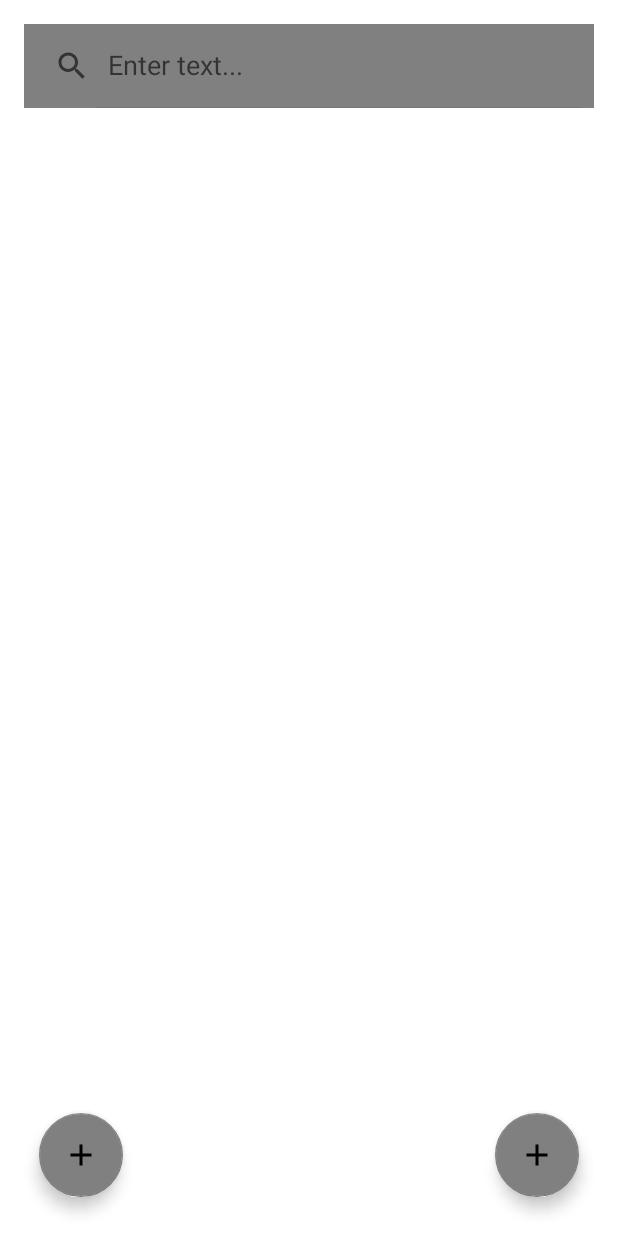
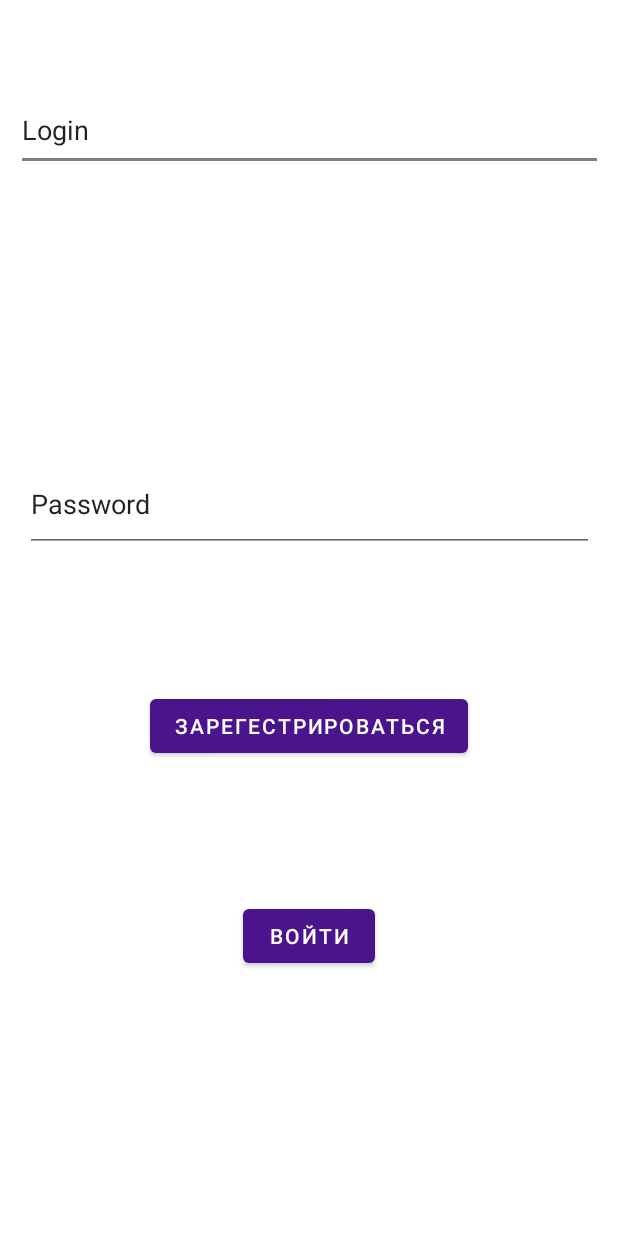
Before and after one commit to EEEEgggoor/NOTE_PROJECT, an Android app: the screen it shows after launch (MainActivity before the commit, LoginActivity after it), on a phone screen of 412 x 824 dp. Run offline under Robolectric (Android 15) with nearby library versions, the phone set to English and light mode, and no system bars; our stand-ins replace Firebase (no records; nobody signed in at launch, a user with empty details on screens opened directly).

```diff
--- /dev/null
+++ b/app/src/main/java/com/glv/note_project/LoginActivity.java
@@ -0,0 +1,155 @@
+package com.glv.note_project;
+
+import androidx.annotation.NonNull;
+import androidx.appcompat.app.AppCompatActivity;
+
+import android.content.Intent;
+import android.os.Bundle;
+import android.text.TextUtils;
+import android.view.View;
+import android.widget.Button;
+import android.widget.EditText;
+import android.widget.TextView;
+import android.widget.Toast;
+
+
+import com.google.android.gms.tasks.OnCompleteListener;
+import com.google.android.gms.tasks.Task;
+import com.google.firebase.auth.AuthResult;
+import com.google.firebase.auth.FirebaseAuth;
+import com.google.firebase.auth.FirebaseUser;
+
+public class LoginActivity extends AppCompatActivity {
+    private TextView your_name_text;
+    private EditText login, pass;
+    private Button logIN, sigIN, main_act_btn, singOut;
+    private FirebaseAuth mAuth;
+    private String requesrQode;
+
+    @Override
+    protected void onCreate(Bundle savedInstanceState) {
+        super.onCreate(savedInstanceState);
+
+        setContentView(R.layout.activity_login);
+        login = findViewById(R.id.login);
+        pass = findViewById(R.id.pass);
+        main_act_btn = findViewById(R.id.main_act_btn);
+        singOut = findViewById(R.id.back_in_out);
+        your_name_text = findViewById(R.id.yout_name_text);
+        sigIN = findViewById(R.id.sigIN);
+        mAuth = FirebaseAuth.getInstance();
+        logIN = findViewById(R.id.logIN);
+    }
+    public void onClickSignUp(View view){
+        if(!TextUtils.isEmpty(login.getText().toString()) && !TextUtils.isEmpty(pass.getText().toString())) {
+
+
+            mAuth.createUserWithEmailAndPassword(login.getText().toString(), pass.getText().toString()).addOnCompleteListener(new OnCompleteListener<AuthResult>() {
+                @Override
+                public void onComplete(@NonNull Task<AuthResult> task) {
+                    if(task.isSuccessful()){
+                        FirebaseUser cUser = mAuth.getCurrentUser();
+                        if (cUser!=null){
+                            Signed();
+
+                            String userName = "Вы вошли как:" + cUser.getEmail();
+                            your_name_text.setText(userName);
+                        }
+
+                        Signed();
+                        Toast.makeText(getApplicationContext(), "Sing", Toast.LENGTH_SHORT).show();
+
+                    }
+                    else{
+                        notSigned();
+                        Toast.makeText(getApplicationContext(), "not Sing", Toast.LENGTH_SHORT).show();
+
+                    }
+                }
+            });
+
+
+        }
+    }
+
+    public void onClickLogIn(View view){
+        if(!TextUtils.isEmpty(login.getText().toString()) && !TextUtils.isEmpty(pass.getText().toString())) {
+            mAuth.signInWithEmailAndPassword(login.getText().toString(), pass.getText().toString()).addOnCompleteListener(this, new OnCompleteListener<AuthResult>() {
+                @Override
+                public void onComplete(@NonNull Task<AuthResult> task) {
+                    if(task.isSuccessful()){
+                        Signed();
+
+                        Toast.makeText(getApplicationContext(), "Log", Toast.LENGTH_SHORT).show();
+
+
+                    }
+                    else{
+
+                        Toast.makeText(getApplicationContext(), "not Log", Toast.LENGTH_SHORT).show();
+
+                    }
+                }
+            });
+        }
+
+    }
+    @Override
+    protected void onStart(){
+        super.onStart();
+        FirebaseUser cUser = mAuth.getCurrentUser();
+        if (cUser!=null){
+            Signed();
+
+            String userName = "Вы вошли как:" + cUser.getEmail();
+            your_name_text.setText(userName);
+        }
+        else{
+            main_act_btn.setVisibility(View.GONE);
+            your_name_text.setVisibility(View.GONE);
+            singOut.setVisibility(View.GONE);
+            login.setVisibility(View.VISIBLE);
+            pass.setVisibility(View.VISIBLE);
+            logIN.setVisibility(View.VISIBLE);
+            sigIN.setVisibility(View.VISIBLE);
+
+
+
+
+        }
+    }
+    public void onClickSignOut(View view){
+        {
+            FirebaseAuth.getInstance().signOut();
+            notSigned();
+        }
+    }private void Signed(){
+        main_act_btn.setVisibility(View.VISIBLE);
+        your_name_text.setVisibility(View.VISIBLE);
+        login.setVisibility(View.GONE);
+        pass.setVisibility(View.GONE);
+        logIN.setVisibility(View.GONE);
+        sigIN.setVisibility(View.GONE);
+        singOut.setVisibility(View.VISIBLE);
+    }
+    private void notSigned(){
+        main_act_btn.setVisibility(View.GONE);
+        your_name_text.setVisibility(View.GONE);
+        singOut.setVisibility(View.GONE);
+        login.setVisibility(View.VISIBLE);
+        pass.setVisibility(View.VISIBLE);
+        logIN.setVisibility(View.VISIBLE);
+        sigIN.setVisibility(View.VISIBLE);
+
+    }
+    public void onClickStart(View view){
+        FirebaseUser cUser = mAuth.getCurrentUser();
+
+
+        Intent i =new Intent(LoginActivity.this, MainActivity.class);
+        i.putExtra("EmailDB", cUser.getEmail());
+        startActivity(i);
+
+    }
+
+}
--- a/app/src/main/java/com/glv/note_project/Model/Notes.java
+++ b/app/src/main/java/com/glv/note_project/Model/Notes.java
@@ -12,7 +12,6 @@ public class Notes implements Serializable {
 
     @PrimaryKey(autoGenerate = true)
     int ID = 0;
-
 
 
 
@@ -39,7 +38,6 @@ public class Notes implements Serializable {
     public void setID(int ID) {
         this.ID = ID;
     }
-
 
 
     public String getTitle() {
--- /dev/null
+++ b/app/src/main/res/drawable/ic_menu_camera.xml
@@ -0,0 +1,6 @@
+<vector android:height="24dp" android:tint="#000000"
+    android:viewportHeight="24" android:viewportWidth="24"
+    android:width="24dp" xmlns:android="http://schemas.android.com/apk/res/android">
+    <path android:fillColor="@android:color/white" android:pathData="M12,12m-3.2,0a3.2,3.2 0,1 1,6.4 0a3.2,3.2 0,1 1,-6.4 0"/>
+    <path android:fillColor="@android:color/white" android:pathData="M9,2L7.17,4L4,4c-1.1,0 -2,0.9 -2,2v12c0,1.1 0.9,2 2,2h16c1.1,0 2,-0.9 2,-2L22,6c0,-1.1 -0.9,-2 -2,-2h-3.17L15,2L9,2zM12,17c-2.76,0 -5,-2.24 -5,-5s2.24,-5 5,-5 5,2.24 5,5 -2.24,5 -5,5z"/>
+</vector>
--- /dev/null
+++ b/app/src/main/res/drawable/ic_menu_gallery.xml
@@ -0,0 +1,6 @@
+<vector android:height="24dp" android:tint="#000000"
+    android:viewportHeight="24" android:viewportWidth="24"
+    android:width="24dp" xmlns:android="http://schemas.android.com/apk/res/android">
+    <path android:fillColor="@android:color/white" android:pathData="M9,3c-4.97,0 -9,4.03 -9,9s4.03,9 9,9s9,-4.03 9,-9S13.97,3 9,3zM11.79,16.21L8,12.41V7h2v4.59l3.21,3.21L11.79,16.21z"/>
+    <path android:fillColor="@android:color/white" android:pathData="M17.99,3.52v2.16C20.36,6.8 22,9.21 22,12c0,2.79 -1.64,5.2 -4.01,6.32v2.16C21.48,19.24 24,15.91 24,12C24,8.09 21.48,4.76 17.99,3.52z"/>
+</vector>
--- /dev/null
+++ b/app/src/main/res/layout/activity_login.xml
@@ -0,0 +1,102 @@
+<?xml version="1.0" encoding="utf-8"?>
+<androidx.constraintlayout.widget.ConstraintLayout xmlns:android="http://schemas.android.com/apk/res/android"
+    xmlns:app="http://schemas.android.com/apk/res-auto"
+    xmlns:tools="http://schemas.android.com/tools"
+    android:layout_width="match_parent"
+    android:layout_height="match_parent"
+    tools:context=".LoginActivity">
+
+    <Button
+        android:id="@+id/main_act_btn"
+        android:layout_width="wrap_content"
+        android:layout_height="wrap_content"
+        android:layout_marginBottom="268dp"
+        android:onClick="onClickStart"
+        android:text="Button"
+        android:visibility="invisible"
+        app:layout_constraintBottom_toBottomOf="parent"
+        app:layout_constraintEnd_toEndOf="parent"
+        app:layout_constraintStart_toStartOf="parent" />
+
+    <Button
+        android:id="@+id/back_in_out"
+        android:layout_width="wrap_content"
+        android:layout_height="wrap_content"
+        android:layout_marginBottom="128dp"
+        android:onClick="onClickSignOut"
+        android:text="Выход"
+        android:visibility="invisible"
+        app:layout_constraintBottom_toBottomOf="parent"
+        app:layout_constraintEnd_toEndOf="parent"
+        app:layout_constraintHorizontal_bias="0.498"
+        app:layout_constraintStart_toStartOf="parent" />
+
+    <TextView
+        android:id="@+id/yout_name_text"
+        android:layout_width="221dp"
+        android:layout_height="65dp"
+        android:layout_marginEnd="116dp"
+        android:layout_marginBottom="380dp"
+        android:text="TextView"
+        android:textSize="25sp"
+        android:visibility="invisible"
+        app:layout_constraintBottom_toBottomOf="parent"
+        app:layout_constraintEnd_toEndOf="parent" />
+
+    <EditText
+        android:id="@+id/login"
+        android:layout_width="391dp"
+        android:layout_height="54dp"
+        android:layout_marginTop="60dp"
+        android:ems="10"
+        android:inputType="text"
+        android:text="Login"
+        android:visibility="visible"
+        app:layout_constraintEnd_toEndOf="parent"
+        app:layout_constraintHorizontal_bias="0.5"
+        app:layout_constraintStart_toStartOf="parent"
+        app:layout_constraintTop_toTopOf="parent" />
+
+    <Button
+        android:id="@+id/sigIN"
+        android:layout_width="wrap_content"
+        android:layout_height="wrap_content"
+        android:layout_marginStart="100dp"
+        android:layout_marginEnd="100dp"
+        android:layout_marginBottom="176dp"
+        android:onClick="onClickLogIn"
+        android:text="Войти"
+        android:visibility="visible"
+        app:layout_constraintBottom_toBottomOf="parent"
+        app:layout_constraintEnd_toEndOf="parent"
+        app:layout_constraintStart_toStartOf="parent" />
+
+    <Button
+        android:id="@+id/logIN"
+        android:layout_width="wrap_content"
+        android:layout_height="wrap_content"
+        android:layout_marginStart="100dp"
+        android:layout_marginEnd="100dp"
+        android:layout_marginBottom="316dp"
+        android:onClick="onClickSignUp"
+        android:text="Зарегестрироваться"
+        android:visibility="visible"
+        app:layout_constraintBottom_toBottomOf="parent"
+        app:layout_constraintEnd_toEndOf="parent"
+        app:layout_constraintStart_toStartOf="parent" />
+
+    <EditText
+        android:id="@+id/pass"
+        android:layout_width="379dp"
+        android:layout_height="64dp"
+        android:layout_marginBottom="456dp"
+        android:ems="10"
+        android:inputType="text"
+        android:onClick="onClickSignIn"
+        android:text="Password"
+        android:visibility="visible"
+        app:layout_constraintBottom_toBottomOf="parent"
+        app:layout_constraintEnd_toEndOf="parent"
+        app:layout_constraintStart_toStartOf="parent" />
+
+</androidx.constraintlayout.widget.ConstraintLayout>
--- a/app/src/main/res/layout/activity_main.xml
+++ b/app/src/main/res/layout/activity_main.xml
@@ -8,12 +8,16 @@
     android:orientation="vertical"
     tools:context=".MainActivity">
 
+
     <androidx.appcompat.widget.SearchView
         android:id="@+id/searchView_home"
         android:layout_width="match_parent"
         android:layout_height="?android:attr/actionBarSize"
         android:layout_alignParentTop="true"
-        android:layout_margin="16dp"
+        android:layout_marginStart="16dp"
+        android:layout_marginTop="16dp"
+        android:layout_marginEnd="16dp"
+        android:layout_marginBottom="16dp"
         android:background="@color/color5"
         app:iconifiedByDefault="false"
         app:queryHint="Enter text...">
@@ -36,10 +40,12 @@
         android:layout_height="wrap_content"
         android:layout_alignParentEnd="true"
         android:layout_alignParentBottom="true"
-        android:layout_margin="26dp"
-        android:src="@drawable/add_1"
+        android:layout_marginStart="26dp"
 
-        />
+        android:layout_marginTop="26dp"
+        android:layout_marginEnd="26dp"
+        android:layout_marginBottom="26dp"
+        android:src="@drawable/add_1" />
 
     <com.google.android.material.floatingactionbutton.FloatingActionButton
         android:id="@+id/fab_clear"
--- a/app/src/main/res/layout/notes_list.xml
+++ b/app/src/main/res/layout/notes_list.xml
@@ -39,8 +39,8 @@
 
             <ImageView
                 android:id="@+id/imageView_pin"
-                android:layout_width="20dp"
-                android:layout_height="20dp"
+                android:layout_width="47dp"
+                android:layout_height="39dp"
                 android:layout_alignParentEnd="true"
                 android:src="@drawable/save1"></ImageView>
 
--- a/build.gradle.kts
+++ b/build.gradle.kts
@@ -1,3 +1,8 @@
+buildscript {
+    dependencies {
+        classpath("com.google.gms:google-services:4.4.0")
+    }
+}
 // Top-level build file where you can add configuration options common to all sub-projects/modules.
 plugins {
     id("com.android.application") version "8.2.0" apply false
```
Also changed, not shown: app/build.gradle.kts (+8 -0 lines), app/src/main/AndroidManifest.xml (+5 -3 lines), app/src/main/java/com/glv/note_project/MainActivity.java (+108 -6 lines), app/src/main/java/com/glv/note_project/NotesTakerActivity.java (+45 -7 lines), app/src/main/java/com/glv/note_project/Notes_FB.java (added, +21 -0 lines), 1 other file.
